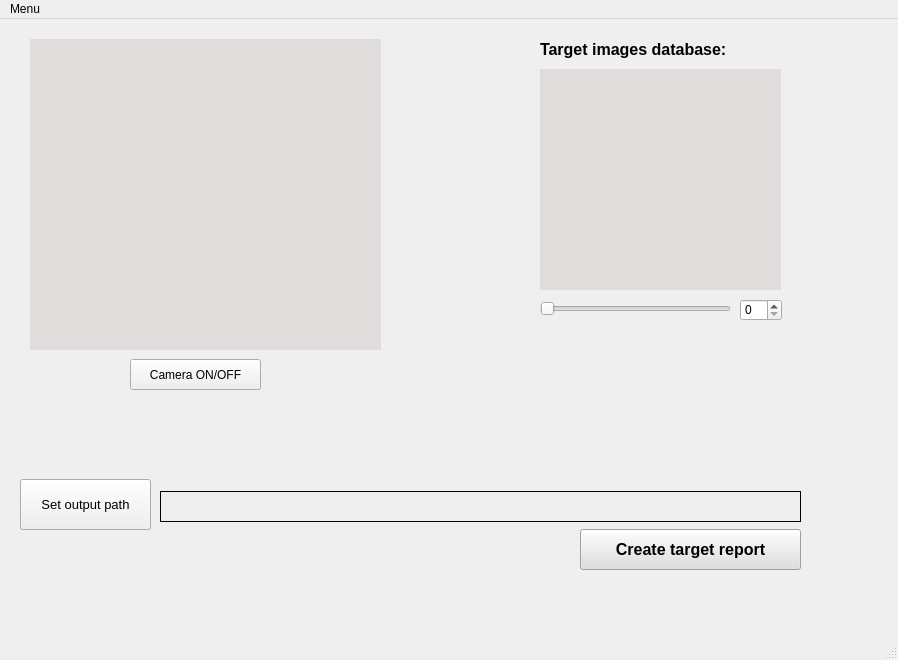
Old version of the form Frontend.ui in the repository TalEfraim/Master.
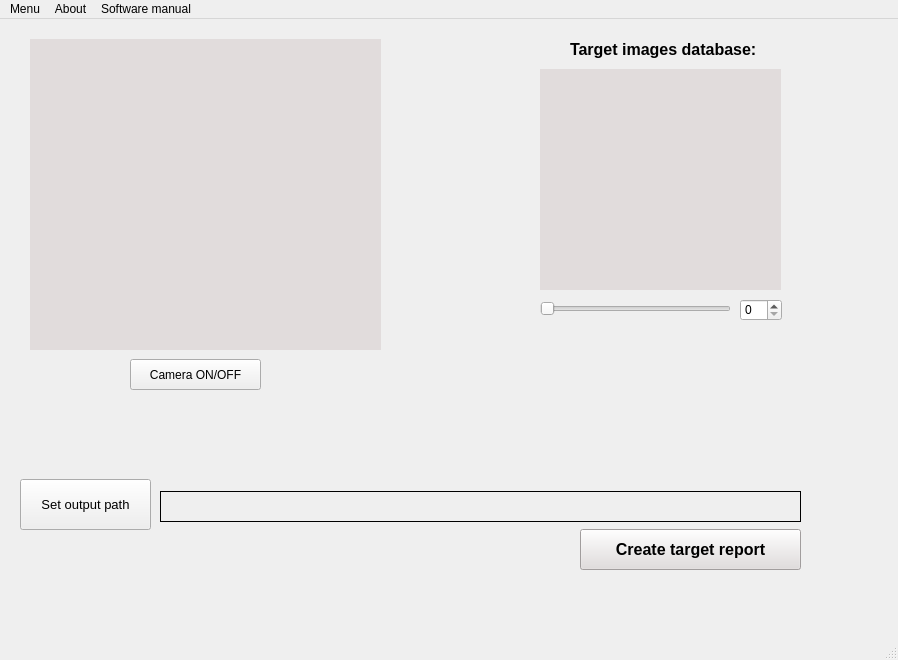
New version of the form.

Commit message: Connected camera on/off behavior to button.

The edit to the form file:
```diff
--- a/Frontend.ui
+++ b/Frontend.ui
@@ -30,9 +30,9 @@
    <widget class="QLabel" name="TargetImagesLabel">
     <property name="geometry">
      <rect>
-      <x>540</x>
+      <x>570</x>
       <y>15</y>
-      <width>251</width>
+      <width>191</width>
       <height>31</height>
      </rect>
     </property>
@@ -167,7 +167,7 @@
      <x>0</x>
      <y>0</y>
      <width>898</width>
-     <height>26</height>
+     <height>21</height>
     </rect>
    </property>
    <widget class="QMenu" name="menuMenu">
@@ -175,9 +175,24 @@
      <string>Menu</string>
     </property>
     <addaction name="actionLoad_target_images"/>
-    <addaction name="actionPolicy"/>
+    <addaction name="actionChoose_camera"/>
+   </widget>
+   <widget class="QMenu" name="menuAbout">
+    <property name="title">
+     <string>About</string>
+    </property>
+    <addaction name="actionVersion"/>
+    <addaction name="actionSofware_info"/>
+    <addaction name="actionPolicy_2"/>
+   </widget>
+   <widget class="QMenu" name="menuSoftware_manual">
+    <property name="title">
+     <string>Software manual</string>
+    </property>
    </widget>
    <addaction name="menuMenu"/>
+   <addaction name="menuAbout"/>
+   <addaction name="menuSoftware_manual"/>
   </widget>
   <widget class="QStatusBar" name="statusbar"/>
   <action name="actionLoad_target_images">
```
Left out of the diff: 22 changed lines with no effect on the pictures. The commit also changes 3 other files.
